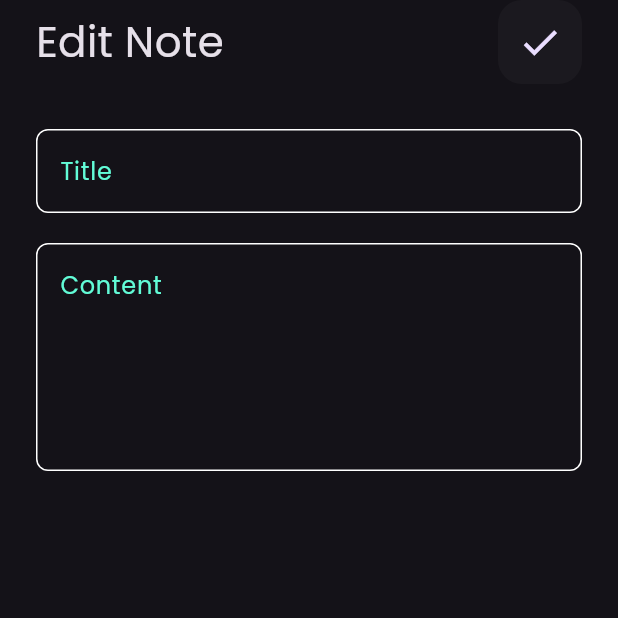
After one commit to Kubbany/notes_app, a Flutter app: the screen it shows after launch, after a tap on "Flutter Tips", on a phone screen of 412 x 824 dp, the top half of it. The commit adds this screen. Run offline on Flutter 3.47's test engine with Material 3 defaults, Android fonts, the phone set to English and light mode, and no system bars.

Commit message:
create edit note view

```diff
--- a/lib/main.dart
+++ b/lib/main.dart
@@ -1,5 +1,6 @@
 import 'package:flutter/material.dart';
 import 'package:flutter/services.dart';
+import 'package:notes_app/views/edit_note_view.dart';
 import 'package:notes_app/views/notes_view.dart';
 
 void main() {
@@ -25,6 +26,7 @@ class NotesApp extends StatelessWidget {
       initialRoute: NotesView.id,
       routes: {
         NotesView.id: (context) => const NotesView(),
+        EditNoteView.id: (context) => const EditNoteView(),
       },
     );
   }
--- /dev/null
+++ b/lib/views/edit_note_view.dart
@@ -0,0 +1,15 @@
+import 'package:flutter/material.dart';
+import 'package:notes_app/widgets/edit_note_view_body.dart';
+
+class EditNoteView extends StatelessWidget {
+  const EditNoteView({super.key});
+  static const String id = "EditNoteView";
+  @override
+  Widget build(BuildContext context) {
+    return const Scaffold(
+      body: SafeArea(
+        child: EditNoteViewBody(),
+      ),
+    );
+  }
+}
--- a/lib/widgets/custom_app_bar.dart
+++ b/lib/widgets/custom_app_bar.dart
@@ -1,25 +1,35 @@
 import 'package:flutter/material.dart';
 
 class CustomAppBar extends StatelessWidget {
-  const CustomAppBar({super.key});
-
+  const CustomAppBar({
+    super.key,
+    required this.title,
+    required this.heroTag,
+    required this.icon,
+    required this.onPressed,
+  });
+  final String title;
+  final String heroTag;
+  final IconData icon;
+  final VoidCallback onPressed;
   @override
   Widget build(BuildContext context) {
     return Row(
       mainAxisAlignment: MainAxisAlignment.spaceBetween,
       children: [
-        const Text(
-          "Notes",
-          style: TextStyle(
+        Text(
+          title,
+          style: const TextStyle(
             fontSize: 28,
           ),
         ),
         FloatingActionButton(
-          onPressed: () {},
+          onPressed: onPressed,
+          heroTag: heroTag,
           backgroundColor: Colors.grey.withOpacity(0.05),
           elevation: 0,
-          child: const Icon(
-            Icons.search,
+          child: Icon(
+            icon,
             size: 30,
           ),
         ),
--- /dev/null
+++ b/lib/widgets/edit_note_view_body.dart
@@ -0,0 +1,38 @@
+import 'package:flutter/material.dart';
+import 'package:notes_app/widgets/custom_app_bar.dart';
+import 'package:notes_app/widgets/custom_text_field.dart';
+
+class EditNoteViewBody extends StatelessWidget {
+  const EditNoteViewBody({super.key});
+
+  @override
+  Widget build(BuildContext context) {
+    return Padding(
+      padding: const EdgeInsets.symmetric(
+        horizontal: 24,
+      ),
+      child: Column(
+        children: [
+          Padding(
+            padding: const EdgeInsets.only(
+              bottom: 20,
+            ),
+            child: CustomAppBar(
+              title: "Edit Note",
+              heroTag: "ApplyEditBtn",
+              icon: Icons.check,
+              onPressed: () {},
+            ),
+          ),
+          const CustomTextField(
+            hintText: "Title",
+          ),
+          const CustomTextField(
+            hintText: "Content",
+            maxLines: 5,
+          ),
+        ],
+      ),
+    );
+  }
+}
--- a/lib/widgets/note_card.dart
+++ b/lib/widgets/note_card.dart
@@ -1,11 +1,15 @@
 import 'package:flutter/material.dart';
+import 'package:notes_app/views/edit_note_view.dart';
 
 class NoteCard extends StatelessWidget {
   const NoteCard({super.key});
-
   @override
   Widget build(BuildContext context) {
-    return Container(
+    return GestureDetector(
+      onTap: () {
+        Navigator.pushNamed(context, EditNoteView.id);
+      },
+      child: Container(
         padding: const EdgeInsets.only(
           left: 16,
           top: 24,
@@ -61,6 +65,7 @@ class NoteCard extends StatelessWidget {
             ),
           ],
         ),
+      ),
     );
   }
 }
--- a/lib/widgets/notes_view_body.dart
+++ b/lib/widgets/notes_view_body.dart
@@ -7,14 +7,19 @@ class NotesViewBody extends StatelessWidget {
 
   @override
   Widget build(BuildContext context) {
-    return const Padding(
-      padding: EdgeInsets.symmetric(
+    return Padding(
+      padding: const EdgeInsets.symmetric(
         horizontal: 24,
       ),
       child: Column(
         children: [
-          CustomAppBar(),
-          Expanded(
+          CustomAppBar(
+            title: "Notes",
+            heroTag: "SearchBtn",
+            icon: Icons.search,
+            onPressed: () {},
+          ),
+          const Expanded(
             child: NotesListView(),
           ),
         ],
```
Lines whose indentation alone changed are shown as unchanged.
